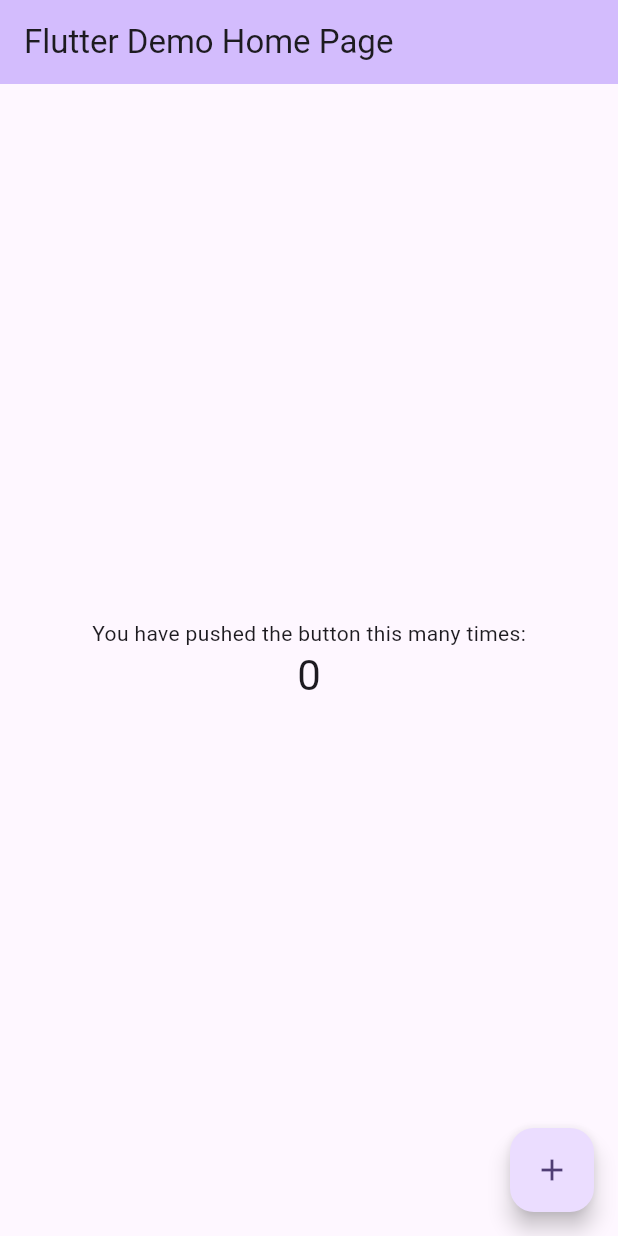
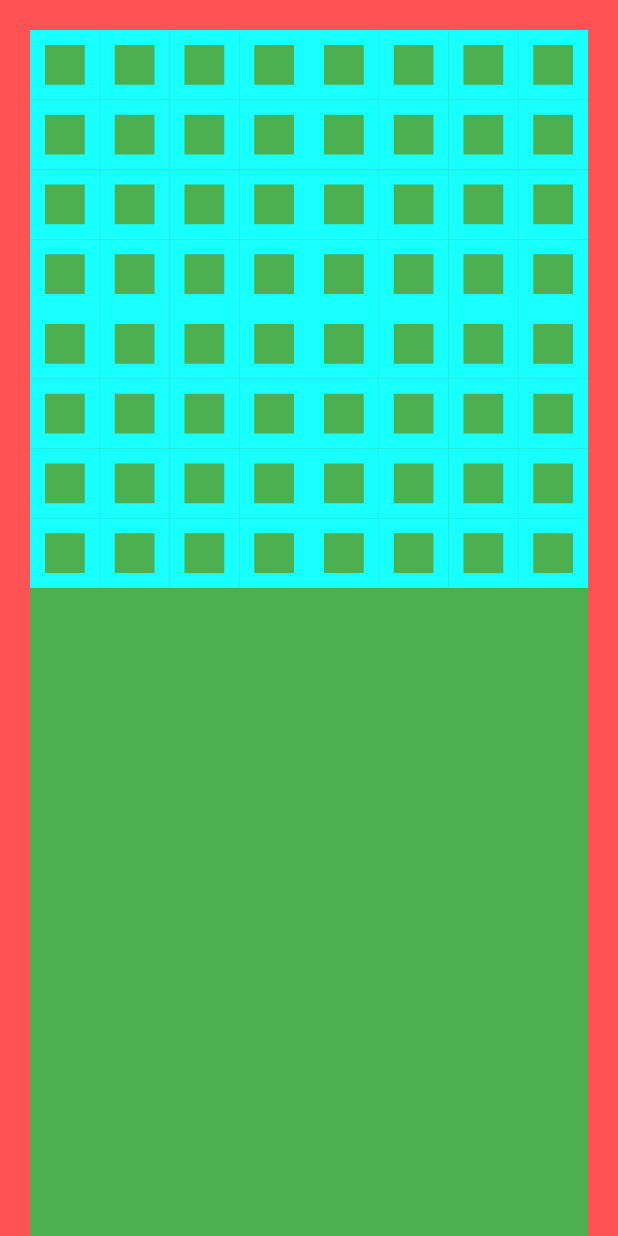
Before and after one commit to pewulfman/DoubleChess, a Flutter app: the screen it shows after launch, on a phone screen of 412 x 824 dp. Run offline on Flutter 3.47's test engine with Material 3 defaults, Android fonts, the phone set to English and light mode, and no system bars.

Commit message:
feature_front/build chessboard - getting to grips with flutter

```diff
--- /dev/null
+++ b/frontend/lib/Case.dart
@@ -0,0 +1,18 @@
+import 'package:flutter/material.dart';
+
+class Case extends StatelessWidget {
+  @override
+  Widget build(BuildContext context) {
+    return Container(
+      width: 100,
+      height: 100,
+      decoration: BoxDecoration(
+      border: Border.all(
+        color: Colors.cyanAccent,
+        width: 10,
+      ),
+    ),
+    );
+  }
+
+}
--- /dev/null
+++ b/frontend/lib/ChessBoard.dart
@@ -0,0 +1,34 @@
+import 'package:flutter/material.dart';
+import 'package:frontend/Case.dart';
+
+class ChessBoard extends StatelessWidget {
+  @override
+  Widget build(BuildContext context) {
+    List<Widget> listeWidgets = [];
+    for (int width = 0; width < 8; width++){
+      for(int height = 0; height < 8; height++ ){
+        listeWidgets.add(
+          Case(),
+        );
+      }
+
+    }
+
+     return Container(
+      width: 1000,
+      height: 1000,
+      decoration: BoxDecoration(
+      border: Border.all(
+        color: Colors.redAccent,
+        width: 20,
+      ),
+    ),
+    child: GridView.count(
+      crossAxisCount: 8,
+      children: listeWidgets,
+  ),
+    );
+
+  }
+
+}
--- a/frontend/lib/main.dart
+++ b/frontend/lib/main.dart
@@ -1,4 +1,5 @@
 import 'package:flutter/material.dart';
+import 'package:frontend/ChessBoard.dart';
 
 void main() {
   runApp(const MyApp());
@@ -6,48 +7,21 @@ void main() {
 
 class MyApp extends StatelessWidget {
   const MyApp({super.key});
-
-  // This widget is the root of your application.
   @override
   Widget build(BuildContext context) {
     return MaterialApp(
       title: 'Flutter Demo',
       theme: ThemeData(
-        // This is the theme of your application.
-        //
-        // TRY THIS: Try running your application with "flutter run". You'll see
-        // the application has a purple toolbar. Then, without quitting the app,
-        // try changing the seedColor in the colorScheme below to Colors.green
-        // and then invoke "hot reload" (save your changes or press the "hot
-        // reload" button in a Flutter-supported IDE, or press "r" if you used
-        // the command line to start the app).
-        //
-        // Notice that the counter didn't reset back to zero; the application
-        // state is not lost during the reload. To reset the state, use hot
-        // restart instead.
-        //
-        // This works for code too, not just values: Most code changes can be
-        // tested with just a hot reload.
-        colorScheme: ColorScheme.fromSeed(seedColor: Colors.deepPurple),
+        colorScheme: ColorScheme.fromSeed(seedColor: Colors.indigo),
         useMaterial3: true,
       ),
-      home: const MyHomePage(title: 'Flutter Demo Home Page'),
+      home: const MyHomePage(title: 'Premier echiquier'),
     );
   }
 }
 
 class MyHomePage extends StatefulWidget {
   const MyHomePage({super.key, required this.title});
-
-  // This widget is the home page of your application. It is stateful, meaning
-  // that it has a State object (defined below) that contains fields that affect
-  // how it looks.
-
-  // This class is the configuration for the state. It holds the values (in this
-  // case the title) provided by the parent (in this case the App widget) and
-  // used by the build method of the State. Fields in a Widget subclass are
-  // always marked "final".
-
   final String title;
 
   @override
@@ -55,71 +29,25 @@ class MyHomePage extends StatefulWidget {
 }
 
 class _MyHomePageState extends State<MyHomePage> {
-  int _counter = 0;
+  Color _backgroundColor = Colors.green;
 
-  void _incrementCounter() {
+  void _changeColor(){
     setState(() {
-      // This call to setState tells the Flutter framework that something has
-      // changed in this State, which causes it to rerun the build method below
-      // so that the display can reflect the updated values. If we changed
-      // _counter without calling setState(), then the build method would not be
-      // called again, and so nothing would appear to happen.
-      _counter++;
+      _backgroundColor = _backgroundColor == Colors.white ? Colors.blue : Colors.white;
     });
   }
-
   @override
   Widget build(BuildContext context) {
-    // This method is rerun every time setState is called, for instance as done
-    // by the _incrementCounter method above.
-    //
-    // The Flutter framework has been optimized to make rerunning build methods
-    // fast, so that you can just rebuild anything that needs updating rather
-    // than having to individually change instances of widgets.
     return Scaffold(
-      appBar: AppBar(
-        // TRY THIS: Try changing the color here to a specific color (to
-        // Colors.amber, perhaps?) and trigger a hot reload to see the AppBar
-        // change color while the other colors stay the same.
-        backgroundColor: Theme.of(context).colorScheme.inversePrimary,
-        // Here we take the value from the MyHomePage object that was created by
-        // the App.build method, and use it to set our appbar title.
-        title: Text(widget.title),
-      ),
+      backgroundColor: _backgroundColor,
       body: Center(
-        // Center is a layout widget. It takes a single child and positions it
-        // in the middle of the parent.
         child: Column(
-          // Column is also a layout widget. It takes a list of children and
-          // arranges them vertically. By default, it sizes itself to fit its
-          // children horizontally, and tries to be as tall as its parent.
-          //
-          // Column has various properties to control how it sizes itself and
-          // how it positions its children. Here we use mainAxisAlignment to
-          // center the children vertically; the main axis here is the vertical
-          // axis because Columns are vertical (the cross axis would be
-          // horizontal).
-          //
-          // TRY THIS: Invoke "debug painting" (choose the "Toggle Debug Paint"
-          // action in the IDE, or press "p" in the console), to see the
-          // wireframe for each widget.
           mainAxisAlignment: MainAxisAlignment.center,
           children: <Widget>[
-            const Text(
-              'You have pushed the button this many times:',
-            ),
-            Text(
-              '$_counter',
-              style: Theme.of(context).textTheme.headlineMedium,
-            ),
+            ChessBoard(),
           ],
         ),
       ),
-      floatingActionButton: FloatingActionButton(
-        onPressed: _incrementCounter,
-        tooltip: 'Increment',
-        child: const Icon(Icons.add),
-      ), // This trailing comma makes auto-formatting nicer for build methods.
     );
   }
 }
```
